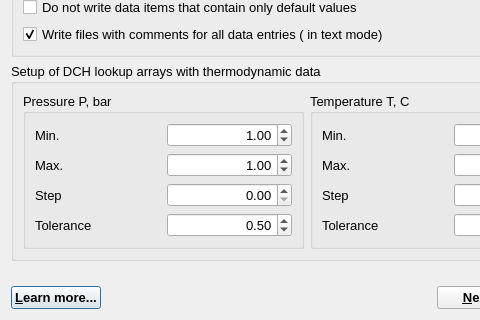
The window that gems3/vizor4/dlg4/LookupDialog4.ui (gemshub/GEMSGUI) describes before a commit, drawn with Qt 5; both pictures show x 0 to 480 and y 83 to 403 of the 614 by 403 pixel window.
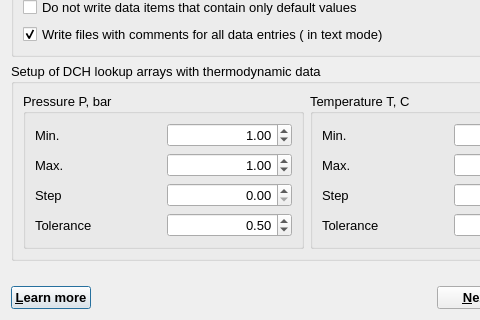
The same window after the commit.

Diff of the .ui file:
```diff
--- a/gems3/vizor4/dlg4/LookupDialog4.ui
+++ b/gems3/vizor4/dlg4/LookupDialog4.ui
@@ -320,7 +320,7 @@
       </font>
      </property>
      <property name="text">
-      <string>&amp;Learn more...</string>
+      <string>&amp;Learn more</string>
      </property>
      <property name="shortcut">
       <string>F1</string>
```
